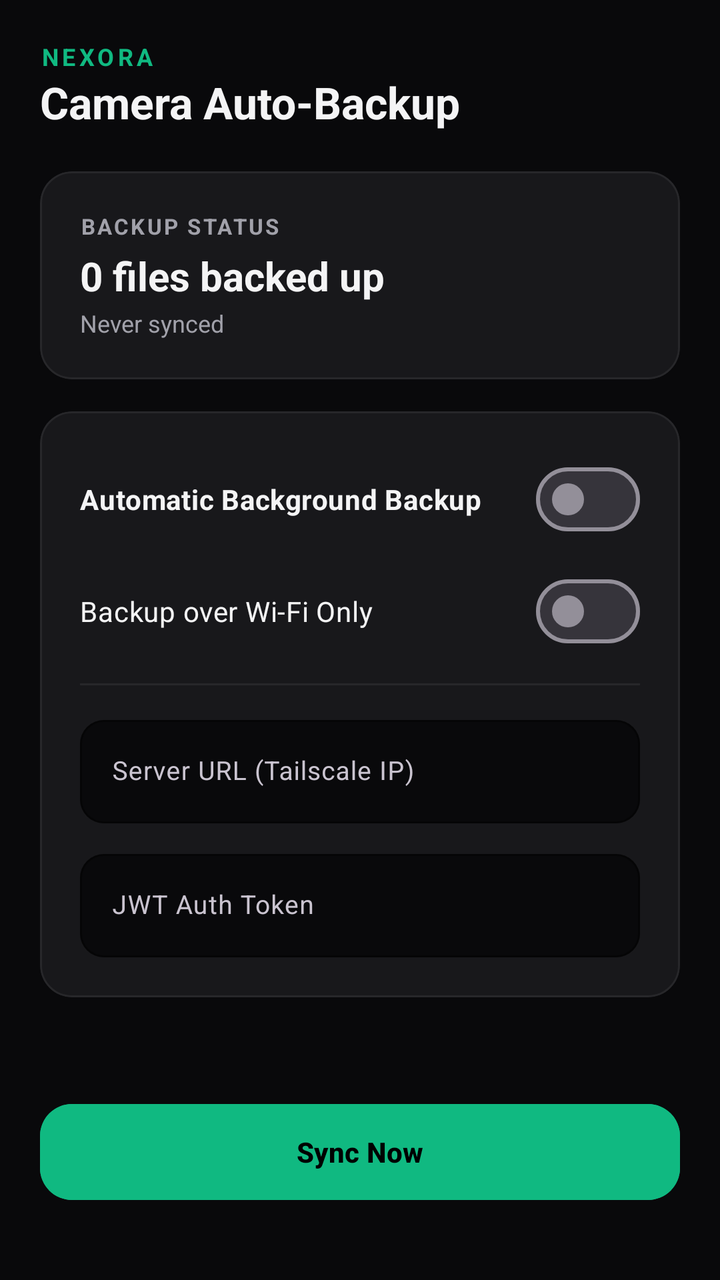
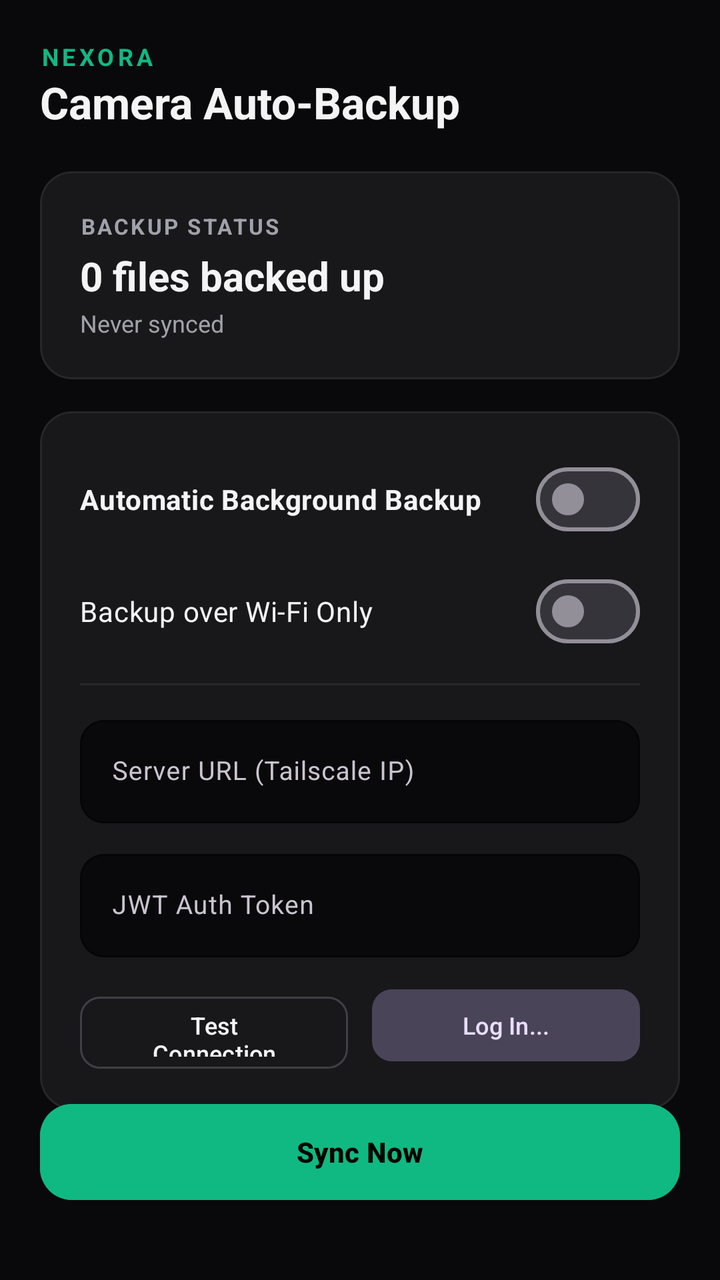

An Android layout rendered at two revisions. The XML below is the earlier revision; the diff shows what the commit changed to produce the second picture.
<!-- AndroidManifest.xml: activity theme Theme.NexoraBackup -->
<!-- res/layout/activity_main.xml -->
<?xml version="1.0" encoding="utf-8"?>
<androidx.constraintlayout.widget.ConstraintLayout xmlns:android="http://schemas.android.com/apk/res/android"
    xmlns:app="http://schemas.android.com/apk/res-auto"
    android:layout_width="match_parent"
    android:layout_height="match_parent"
    android:background="@color/background"
    android:padding="20dp">

    
    <LinearLayout
        android:id="@+id/headerLayout"
        android:layout_width="match_parent"
        android:layout_height="wrap_content"
        android:orientation="vertical"
        app:layout_constraintTop_toTopOf="parent">

        <TextView
            android:layout_width="wrap_content"
            android:layout_height="wrap_content"
            android:text="NEXORA"
            android:textColor="@color/primary"
            android:textSize="12sp"
            android:textStyle="bold"
            android:letterSpacing="0.15" />

        <TextView
            android:layout_width="wrap_content"
            android:layout_height="wrap_content"
            android:text="Camera Auto-Backup"
            android:textColor="@color/text_primary"
            android:textSize="22sp"
            android:textStyle="bold" />
    </LinearLayout>

    
    <com.google.android.material.card.MaterialCardView
        android:id="@+id/statusCard"
        android:layout_width="match_parent"
        android:layout_height="wrap_content"
        android:layout_marginTop="20dp"
        app:cardBackgroundColor="@color/surface"
        app:cardCornerRadius="16dp"
        app:strokeColor="#27272A"
        app:strokeWidth="1dp"
        app:layout_constraintTop_toBottomOf="@id/headerLayout">

        <LinearLayout
            android:layout_width="match_parent"
            android:layout_height="wrap_content"
            android:orientation="vertical"
            android:padding="20dp">

            <TextView
                android:layout_width="wrap_content"
                android:layout_height="wrap_content"
                android:text="BACKUP STATUS"
                android:textColor="@color/text_secondary"
                android:textSize="11sp"
                android:textStyle="bold"
                android:letterSpacing="0.1" />

            <TextView
                android:id="@+id/tvUploadedCount"
                android:layout_width="wrap_content"
                android:layout_height="wrap_content"
                android:layout_marginTop="4dp"
                android:text="0 files backed up"
                android:textColor="@color/text_primary"
                android:textSize="20sp"
                android:textStyle="bold" />

            <TextView
                android:id="@+id/tvLastSyncTime"
                android:layout_width="wrap_content"
                android:layout_height="wrap_content"
                android:layout_marginTop="2dp"
                android:text="Never synced"
                android:textColor="@color/text_secondary"
                android:textSize="12sp" />
        </LinearLayout>
    </com.google.android.material.card.MaterialCardView>

    
    <com.google.android.material.card.MaterialCardView
        android:id="@+id/settingsCard"
        android:layout_width="match_parent"
        android:layout_height="wrap_content"
        android:layout_marginTop="16dp"
        app:cardBackgroundColor="@color/surface"
        app:cardCornerRadius="16dp"
        app:strokeColor="#27272A"
        app:strokeWidth="1dp"
        app:layout_constraintTop_toBottomOf="@id/statusCard">

        <LinearLayout
            android:layout_width="match_parent"
            android:layout_height="wrap_content"
            android:orientation="vertical"
            android:padding="20dp">

            <com.google.android.material.materialswitch.MaterialSwitch
                android:id="@+id/switchAutoBackup"
                android:layout_width="match_parent"
                android:layout_height="wrap_content"
                android:text="Automatic Background Backup"
                android:textColor="@color/text_primary"
                android:textStyle="bold" />

            <com.google.android.material.materialswitch.MaterialSwitch
                android:id="@+id/switchWifiOnly"
                android:layout_width="match_parent"
                android:layout_height="wrap_content"
                android:layout_marginTop="8dp"
                android:text="Backup over Wi-Fi Only"
                android:textColor="@color/text_primary" />

            <View
                android:layout_width="match_parent"
                android:layout_height="1dp"
                android:layout_marginVertical="12dp"
                android:background="#27272A" />

            <com.google.android.material.textfield.TextInputLayout
                android:layout_width="match_parent"
                android:layout_height="wrap_content"
                android:hint="Server URL (Tailscale IP)"
                app:boxBackgroundColor="@color/background"
                app:boxCornerRadiusBottomEnd="12dp"
                app:boxCornerRadiusBottomStart="12dp"
                app:boxCornerRadiusTopEnd="12dp"
                app:boxCornerRadiusTopStart="12dp"
                app:boxStrokeColor="@color/primary">

                <com.google.android.material.textfield.TextInputEditText
                    android:id="@+id/etServerUrl"
                    android:layout_width="match_parent"
                    android:layout_height="wrap_content"
                    android:textColor="@color/text_primary"
                    android:textSize="13sp" />
            </com.google.android.material.textfield.TextInputLayout>

            <com.google.android.material.textfield.TextInputLayout
                android:layout_width="match_parent"
                android:layout_height="wrap_content"
                android:layout_marginTop="10dp"
                android:hint="JWT Auth Token"
                app:boxBackgroundColor="@color/background"
                app:boxCornerRadiusBottomEnd="12dp"
                app:boxCornerRadiusBottomStart="12dp"
                app:boxCornerRadiusTopEnd="12dp"
                app:boxCornerRadiusTopStart="12dp"
                app:boxStrokeColor="@color/primary">

                <com.google.android.material.textfield.TextInputEditText
                    android:id="@+id/etAuthToken"
                    android:layout_width="match_parent"
                    android:layout_height="wrap_content"
                    android:textColor="@color/text_primary"
                    android:textSize="13sp" />
            </com.google.android.material.textfield.TextInputLayout>
        </LinearLayout>
    </com.google.android.material.card.MaterialCardView>

    
    <com.google.android.material.button.MaterialButton
        android:id="@+id/btnSyncNow"
        android:layout_width="match_parent"
        android:layout_height="56dp"
        android:layout_marginBottom="16dp"
        android:backgroundTint="@color/primary"
        android:text="Sync Now"
        android:textColor="#000000"
        android:textSize="14sp"
        android:textStyle="bold"
        app:cornerRadius="16dp"
        app:layout_constraintBottom_toBottomOf="parent" />

</androidx.constraintlayout.widget.ConstraintLayout>
<!-- resources referenced by this layout -->
<resources>
  <color name="background">#09090B</color>
  <color name="primary">#10B981</color>
  <color name="surface">#18181B</color>
  <color name="text_primary">#F4F4F5</color>
  <color name="text_secondary">#A1A1AA</color>
  <style name="Theme.NexoraBackup" parent="Theme.Material3.Dark.NoActionBar">
          <item name="colorPrimary">@color/primary</item>
          <item name="colorSecondary">@color/accent</item>
          <item name="android:statusBarColor">@color/background</item>
          <item name="android:navigationBarColor">@color/background</item>
          <item name="android:windowBackground">@color/background</item>
      </style>
  <color name="accent">#34D399</color>
</resources>

<!-- the commit's change to res/layout/activity_main.xml (unified diff, before → after) -->
@@ -158,6 +158,37 @@
                     android:textColor="@color/text_primary"
                     android:textSize="13sp" />
             </com.google.android.material.textfield.TextInputLayout>
+
+            <LinearLayout
+                android:layout_width="match_parent"
+                android:layout_height="wrap_content"
+                android:layout_marginTop="12dp"
+                android:orientation="horizontal">
+
+                <com.google.android.material.button.MaterialButton
+                    android:id="@+id/btnTestConnection"
+                    style="@style/Widget.Material3.Button.OutlinedButton"
+                    android:layout_width="0dp"
+                    android:layout_height="44dp"
+                    android:layout_weight="1"
+                    android:layout_marginEnd="6dp"
+                    android:text="Test Connection"
+                    android:textSize="12sp"
+                    android:textColor="@color/text_primary"
+                    app:strokeColor="#3F3F46"
+                    app:cornerRadius="10dp" />
+
+                <com.google.android.material.button.MaterialButton
+                    android:id="@+id/btnLogin"
+                    style="@style/Widget.Material3.Button.TonalButton"
+                    android:layout_width="0dp"
+                    android:layout_height="44dp"
+                    android:layout_weight="1"
+                    android:layout_marginStart="6dp"
+                    android:text="Log In..."
+                    android:textSize="12sp"
+                    app:cornerRadius="10dp" />
+            </LinearLayout>
         </LinearLayout>
     </com.google.android.material.card.MaterialCardView>
 
